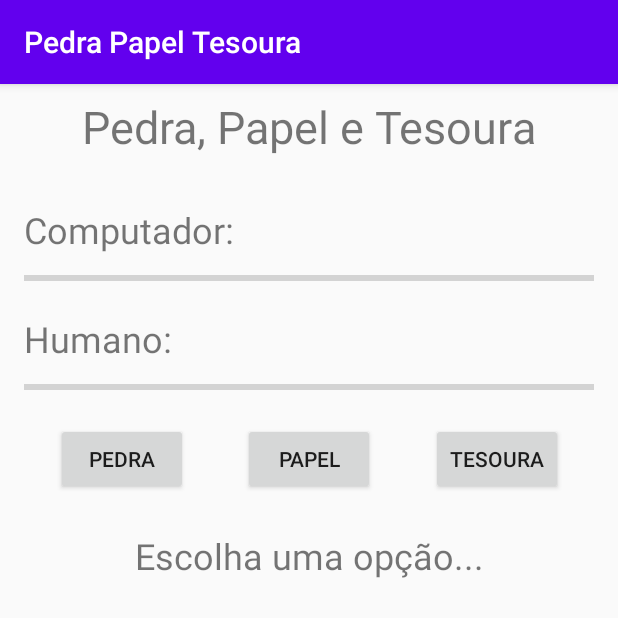
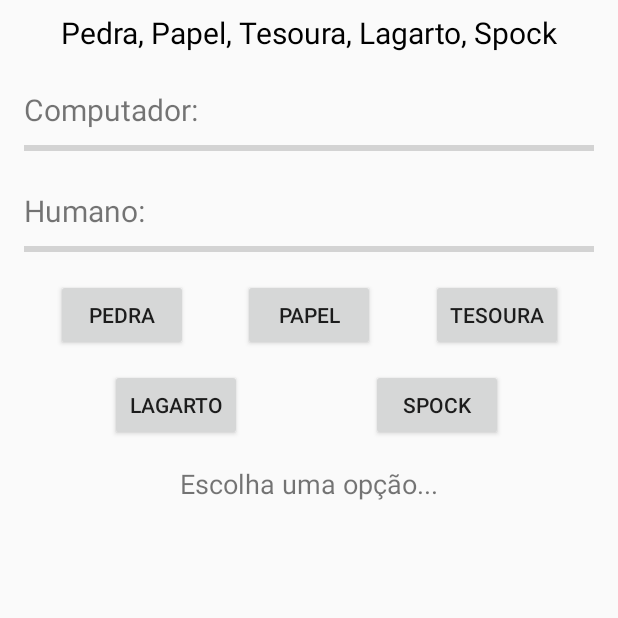
Before and after one commit to LuisGuilhermeCipriani/PedraPapelTesouraSpockLagarto, an Android app: the screen it shows after launch (MainActivity), on a phone screen of 412 x 824 dp, the top half of it. Run offline under Robolectric (Android 15) with nearby library versions, the phone set to English and light mode, and no system bars.

Commit message:
Adiciona mais botões na tela

```diff
--- a/app/src/main/java/br/ufjf/dcc196/luisguilhermecipriani/pedrapapeltesoura/MainActivity.java
+++ b/app/src/main/java/br/ufjf/dcc196/luisguilhermecipriani/pedrapapeltesoura/MainActivity.java
@@ -54,6 +54,7 @@ public class MainActivity extends AppCompatActivity {
     protected void onCreate(Bundle savedInstanceState) {
         super.onCreate(savedInstanceState);
         setContentView(R.layout.activity_main);
+        getSupportActionBar().hide(); // Retirada da barra de título
         // componentes de entrada
         buttonPedra = findViewById(R.id.buttonPedra);
         buttonPapel = findViewById(R.id.buttonPapel);
--- a/app/src/main/res/layout/activity_main.xml
+++ b/app/src/main/res/layout/activity_main.xml
@@ -7,37 +7,13 @@
     tools:context=".MainActivity">
 
     <TextView
-        android:id="@+id/textView3"
-        android:layout_width="wrap_content"
-        android:layout_height="wrap_content"
-        android:layout_marginTop="16dp"
-        android:text="Humano:"
-        android:textSize="24sp"
-        app:layout_constraintEnd_toEndOf="parent"
-        app:layout_constraintHorizontal_bias="0.0"
-        app:layout_constraintStart_toStartOf="@+id/progressBarComputador"
-        app:layout_constraintTop_toBottomOf="@+id/progressBarComputador" />
-
-    <ProgressBar
-        android:id="@+id/progressBarHumano"
-        style="?android:attr/progressBarStyleHorizontal"
-        android:layout_width="0dp"
-        android:layout_height="wrap_content"
-        android:layout_marginTop="8dp"
-        android:layout_marginEnd="16dp"
-        android:layout_marginRight="16dp"
-        android:max="15"
-        app:layout_constraintEnd_toEndOf="parent"
-        app:layout_constraintStart_toStartOf="@+id/textView3"
-        app:layout_constraintTop_toBottomOf="@+id/textView3" />
-
-    <TextView
         android:id="@+id/textView2"
         android:layout_width="wrap_content"
         android:layout_height="wrap_content"
         android:layout_marginTop="8dp"
-        android:text="Pedra, Papel e Tesoura"
-        android:textSize="30sp"
+        android:text="Pedra, Papel, Tesoura, Lagarto, Spock"
+        android:textColor="@android:color/black"
+        android:textSize="20sp"
         app:layout_constraintBottom_toBottomOf="parent"
         app:layout_constraintLeft_toLeftOf="parent"
         app:layout_constraintRight_toRightOf="parent"
@@ -50,26 +26,25 @@
         android:layout_height="wrap_content"
         android:layout_marginStart="16dp"
         android:layout_marginLeft="16dp"
-        android:layout_marginTop="32dp"
+        android:layout_marginTop="24dp"
         android:text="Computador:"
-        android:textSize="24sp"
+        android:textSize="20sp"
         app:layout_constraintEnd_toEndOf="parent"
         app:layout_constraintHorizontal_bias="0.0"
         app:layout_constraintStart_toStartOf="parent"
         app:layout_constraintTop_toBottomOf="@+id/textView2" />
 
-    <ProgressBar
-        android:id="@+id/progressBarComputador"
-        style="?android:attr/progressBarStyleHorizontal"
-        android:layout_width="0dp"
+    <Button
+        android:id="@+id/buttonPapel"
+        android:layout_width="wrap_content"
         android:layout_height="wrap_content"
-        android:layout_marginTop="8dp"
-        android:layout_marginEnd="16dp"
-        android:layout_marginRight="16dp"
-        android:max="15"
-        app:layout_constraintEnd_toEndOf="parent"
-        app:layout_constraintStart_toStartOf="@+id/textView"
-        app:layout_constraintTop_toBottomOf="@+id/textView" />
+        android:layout_marginTop="12dp"
+        android:onClick="buttonPapelClick"
+        android:text="Papel"
+        app:layout_constraintEnd_toStartOf="@+id/buttonTesoura"
+        app:layout_constraintHorizontal_bias="0.5"
+        app:layout_constraintStart_toEndOf="@+id/buttonPedra"
+        app:layout_constraintTop_toBottomOf="@+id/progressBarHumano" />
 
     <Button
         android:id="@+id/buttonPedra"
@@ -83,15 +58,25 @@
         app:layout_constraintStart_toStartOf="parent" />
 
     <Button
-        android:id="@+id/buttonPapel"
+        android:id="@+id/buttonLagarto"
         android:layout_width="wrap_content"
         android:layout_height="wrap_content"
-        android:layout_marginTop="16dp"
-        android:onClick="buttonPapelClick"
-        android:text="Papel"
-        app:layout_constraintEnd_toStartOf="@+id/buttonTesoura"
-        app:layout_constraintHorizontal_bias="0.5"
-        app:layout_constraintStart_toEndOf="@+id/buttonPedra"
+        android:layout_marginStart="36dp"
+        android:layout_marginLeft="36dp"
+        android:layout_marginTop="72dp"
+        android:text="Lagarto"
+        app:layout_constraintStart_toStartOf="@+id/buttonPedra"
+        app:layout_constraintTop_toBottomOf="@+id/progressBarHumano" />
+
+    <Button
+        android:id="@+id/buttonSpock"
+        android:layout_width="wrap_content"
+        android:layout_height="wrap_content"
+        android:layout_marginTop="72dp"
+        android:layout_marginEnd="40dp"
+        android:layout_marginRight="40dp"
+        android:text="Spock"
+        app:layout_constraintEnd_toEndOf="@+id/buttonTesoura"
         app:layout_constraintTop_toBottomOf="@+id/progressBarHumano" />
 
     <Button
@@ -111,16 +96,56 @@
         android:layout_height="wrap_content"
         android:layout_marginStart="16dp"
         android:layout_marginLeft="16dp"
-        android:layout_marginTop="24dp"
+        android:layout_marginTop="76dp"
         android:layout_marginEnd="16dp"
         android:layout_marginRight="16dp"
         android:gravity="center"
         android:onClick="textViewStatusClick"
         android:text="Escolha uma opção..."
-        android:textSize="24sp"
+        android:textSize="18sp"
         app:layout_constraintEnd_toEndOf="parent"
-        app:layout_constraintHorizontal_bias="0.5"
+        app:layout_constraintHorizontal_bias="0.0"
         app:layout_constraintStart_toStartOf="parent"
         app:layout_constraintTop_toBottomOf="@+id/buttonPapel" />
 
+    <TextView
+        android:id="@+id/textView3"
+        android:layout_width="wrap_content"
+        android:layout_height="wrap_content"
+        android:layout_marginTop="20dp"
+        android:text="Humano:"
+        android:textSize="20sp"
+        app:layout_constraintEnd_toEndOf="parent"
+        app:layout_constraintHorizontal_bias="0.0"
+        app:layout_constraintStart_toStartOf="@+id/progressBarComputador"
+        app:layout_constraintTop_toBottomOf="@+id/progressBarComputador" />
+
+    <ProgressBar
+        android:id="@+id/progressBarHumano"
+        style="?android:attr/progressBarStyleHorizontal"
+        android:layout_width="0dp"
+        android:layout_height="wrap_content"
+        android:layout_marginTop="4dp"
+        android:layout_marginEnd="16dp"
+        android:layout_marginRight="16dp"
+        android:max="15"
+        app:layout_constraintEnd_toEndOf="parent"
+        app:layout_constraintHorizontal_bias="0.0"
+        app:layout_constraintStart_toStartOf="@+id/textView3"
+        app:layout_constraintTop_toBottomOf="@+id/textView3" />
+
+    <ProgressBar
+        android:id="@+id/progressBarComputador"
+        style="?android:attr/progressBarStyleHorizontal"
+        android:layout_width="0dp"
+        android:layout_height="wrap_content"
+        android:layout_marginTop="4dp"
+        android:layout_marginEnd="16dp"
+        android:layout_marginRight="16dp"
+        android:max="15"
+        app:layout_constraintEnd_toEndOf="parent"
+        app:layout_constraintHorizontal_bias="0.0"
+        app:layout_constraintStart_toStartOf="@+id/textView"
+        app:layout_constraintTop_toBottomOf="@+id/textView" />
+
 </androidx.constraintlayout.widget.ConstraintLayout>
```
